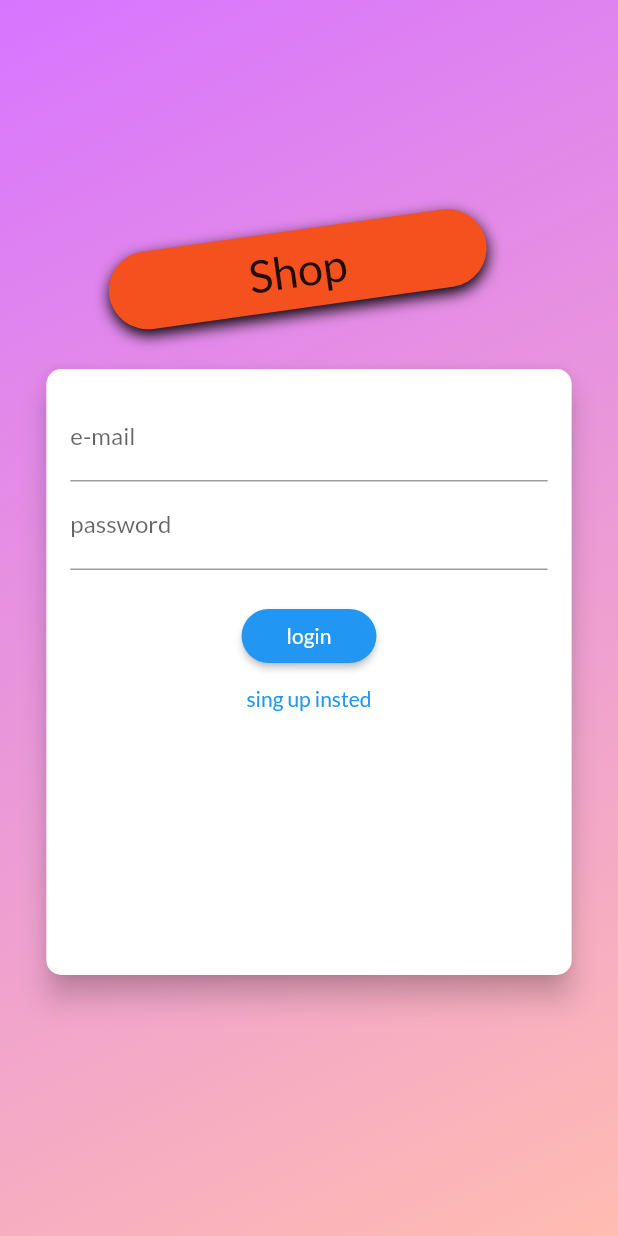
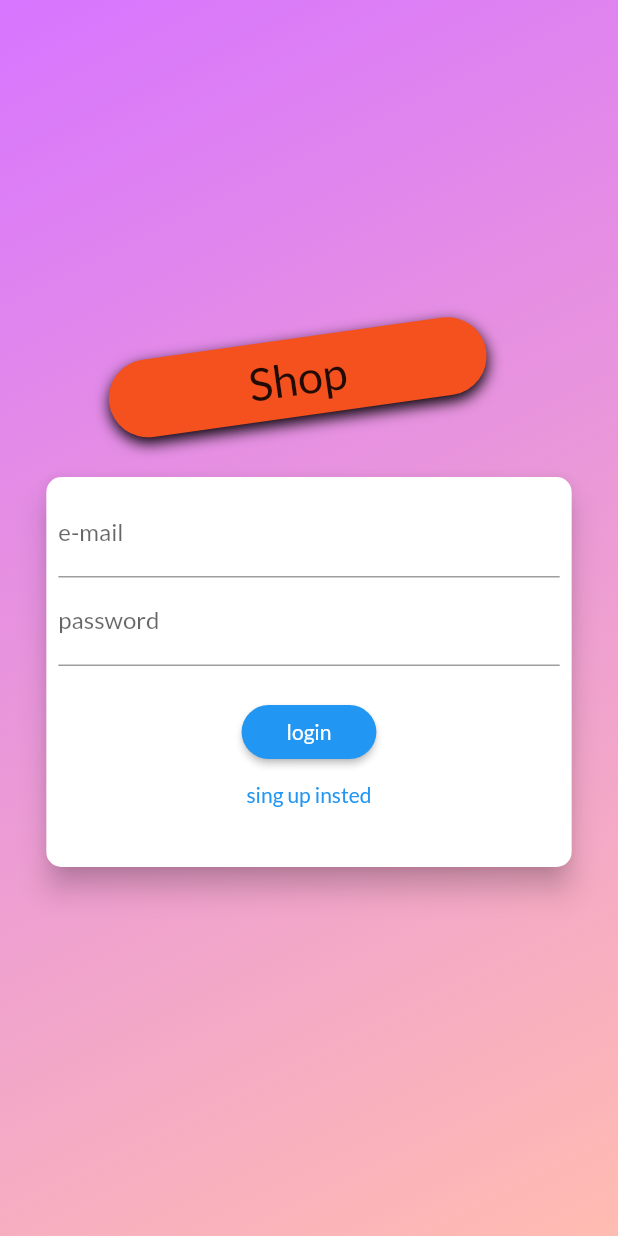
Before and after one commit to akshayyadav76/shop_app, a Flutter app: the screen it shows after launch, on a phone screen of 412 x 824 dp. Run offline on Flutter 3.47's test engine with Material 2 defaults, Android fonts, the phone set to English and light mode, and no system bars; our stand-ins replace shared_preferences.

Commit message:
added some animation with custompage animation

```diff
--- /dev/null
+++ b/lib/helpers/custom_routes.dart
@@ -0,0 +1,42 @@
+import 'package:flutter/material.dart';
+
+
+class CustomRoute<T> extends MaterialPageRoute<T>{
+
+  CustomRoute(
+      {WidgetBuilder bulder,
+        RouteSettings settings}
+        ):
+      super(
+        builder:bulder,
+        settings :settings
+      );
+  @override
+  Widget buildTransitions(
+      BuildContext context,
+      Animation<double> animation,
+      Animation<double> secondaryAnimation,
+      Widget child)
+  {
+   if(settings.isInitialRoute){
+     return child;
+   }
+   return FadeTransition(opacity: animation,child: child,);
+  }
+}
+
+class CustomPageBulder extends PageTransitionsBuilder{
+  @override
+  Widget buildTransitions<T>(
+      PageRoute<T> route,
+      BuildContext context,
+      Animation<double> animation,
+      Animation<double> secondaryAnimation,
+      Widget child){
+    if(route.settings.isInitialRoute){
+      return child;
+    }
+    return FadeTransition(opacity: animation,child: child,);
+  }
+
+}
--- a/lib/main.dart
+++ b/lib/main.dart
@@ -13,6 +13,9 @@ import './screens/edit_product_screen.dart';
 import  './screens/auth_screen.dart';
 import './providers/auth.dart';
 import './screens/splashScreen.dart';
+
+import './helpers/custom_routes.dart';
+
 void main() => runApp(MyApp());
 
 class MyApp extends StatelessWidget {
@@ -45,6 +48,12 @@ class MyApp extends StatelessWidget {
             primarySwatch: Colors.blue,
             accentColor: Colors.deepOrange,
             fontFamily: "Lato",
+            pageTransitionsTheme: PageTransitionsTheme(
+              builders: {
+                TargetPlatform.android:CustomPageBulder() ,
+                TargetPlatform.iOS:CustomPageBulder(),
+              }
+            ),
           ),
           home: data.isAuth ?
           ProductOverviewScreen()
--- a/lib/screens/auth_screen.dart
+++ b/lib/screens/auth_screen.dart
@@ -94,7 +94,10 @@ class AuthCard extends StatefulWidget {
   _AuthCardState createState() => _AuthCardState();
 }
 
-class _AuthCardState extends State<AuthCard> {
+
+
+class _AuthCardState extends State<AuthCard>with
+    SingleTickerProviderStateMixin {
 
   authMode _mode =authMode.Login;
 
@@ -106,6 +109,36 @@ class _AuthCardState extends State<AuthCard> {
 };
   var _isLoading=false;
   final _passwordControler =TextEditingController();
+  //var containerHight = 260;
+   AnimationController _controller;
+   Animation<Size> _heightAnimation;
+   Animation<Offset> _slideAnimation;
+   Animation<double> _offsedAnimation;
+
+
+   @override
+  void initState() {
+    _controller =AnimationController(vsync: this,duration: Duration(milliseconds: 300));
+    super.initState();
+
+    _heightAnimation =Tween<Size>(begin: Size(double.infinity, 320,),end: Size(double.infinity,260)).
+    animate(CurvedAnimation(parent: _controller,curve: Curves.linear,));
+   // _heightAnimation.addListener(()=> setState((){}));
+
+     _offsedAnimation =Tween(begin: 0.0,end: 1.0,).animate(
+         CurvedAnimation(parent: _controller,curve:Curves.easeIn,
+     ));
+
+     _slideAnimation =Tween<Offset>(begin: Offset(0,-1.5),end: Offset(0,0)).animate(CurvedAnimation(
+       parent: _controller,curve: Curves.fastOutSlowIn
+     ));
+  }
+
+ @override
+  void dispose() {
+    _controller.dispose();
+        super.dispose();
+  }
 
   void _errorDiloag(String massage){
      showDialog(context:context,builder: (context){
@@ -146,11 +179,11 @@ class _AuthCardState extends State<AuthCard> {
       var erroMassage="could not authicte";
       _errorDiloag(erroMassage);
     }
-
+   _controller.forward();
     setState(() {
       _isLoading =false;
     });
-
+  _controller.reverse();
   }
 
   void _switchMode(){
@@ -158,35 +191,43 @@ class _AuthCardState extends State<AuthCard> {
       setState(() {
         _mode =authMode.Signup;
       });
+ _controller.forward();
     }else{
       setState(() {
         _mode =authMode.Login;
       });
+      _controller.reverse();
     }
   }
 
   @override
   Widget build(BuildContext context) {
+     print("animations");
     final deviceSize=MediaQuery.of(context).size;
     return Card(
       shape: RoundedRectangleBorder(
          borderRadius: BorderRadius.circular(10.0),
       ),
       elevation: 8.0,
+      child: AnimatedContainer(
+       duration: Duration(milliseconds: 300),
+        curve: Curves.easeIn,
         child: Container(
-
-        height: _mode ==authMode.Signup ? 800: 800,
+          height: _mode ==authMode.Signup ? 370: 260,
+          //height: _heightAnimation.value.height,
 
           constraints: BoxConstraints(
-          minHeight: _mode ==authMode.Signup? 800: 800,
+            minHeight: _mode ==authMode.Signup ? 370: 260,
           ),
           width: deviceSize.width*0.85,
-        padding: EdgeInsets.all(16),
+          padding: EdgeInsets.all(8),
+
 
           child: Form(
             key: key,
             child: SingleChildScrollView(
               child: Column(
+
                 children: <Widget>[
                   TextFormField(
                     decoration: InputDecoration(labelText: 'e-mail'),
@@ -218,8 +259,18 @@ class _AuthCardState extends State<AuthCard> {
                     },
                   ),
 
-                if(_mode==authMode.Signup)
-                  TextFormField(
+
+                    AnimatedContainer(
+                      duration: Duration(milliseconds: 300),
+                      curve: Curves.easeIn,
+                      constraints: BoxConstraints(
+                          minHeight: _mode==authMode.Signup?60:0,
+                          maxHeight: _mode == authMode.Signup?120:0,),
+                      child: FadeTransition(
+                        opacity: _offsedAnimation,
+                        child: SlideTransition(
+                          position: _slideAnimation,
+                          child: TextFormField(
                             enabled: _mode==authMode.Signup,
                             decoration: InputDecoration(
                               labelText: 'confirm password',
@@ -230,6 +281,9 @@ class _AuthCardState extends State<AuthCard> {
                               }
                               return null;
                             }:null,
+                          ),
+                        ),
+                      ),
                     ),
                   SizedBox(height: 20,),
 
@@ -255,7 +309,7 @@ class _AuthCardState extends State<AuthCard> {
                 ],
               )
             ),
-        ),
+          ),)
         ),
     );
   }
--- a/lib/widgets/app_drawer.dart
+++ b/lib/widgets/app_drawer.dart
@@ -1,8 +1,10 @@
+
 import 'package:flutter/material.dart';
 import 'package:provider/provider.dart';
 import '../screens/order_screen.dart';
 import '../screens/user_products_screen.dart';
 import '../providers/auth.dart';
+import '../helpers/custom_routes.dart';
 
 
 
@@ -25,6 +27,7 @@ class AppDrawer extends StatelessWidget {
           ListTile(leading: Icon(Icons.payment),title: Text("payment"),
             onTap: (){
               Navigator.of(context).pushReplacementNamed(OrderScreen.routeName);
+              //Navigator.of(context).pushReplacement(CustomRoute(bulder: (context)=>OrderScreen(),));
             },),
 
           Divider(),
--- a/pubspec.yaml
+++ b/pubspec.yaml
@@ -46,8 +46,8 @@ flutter:
   uses-material-design: true
 
   # To add assets to your application, add an assets section, like this:
-  # assets:
-  #  - images/a_dot_burr.jpeg
+  assets:
+    - assets/images/product-placeholder.png
   #  - images/a_dot_ham.jpeg
 
   # An image asset can refer to one or more resolution-specific "variants", see
```
Also changed, not shown: lib/screens/product_detail_screen.dart (+37 -10 lines), lib/widgets/ProductItem.dart (+11 -3 lines), lib/widgets/order_items.dart (+12 -3 lines), assets/images/product-placeholder.png (added). Lines whose indentation alone changed are shown as unchanged.
